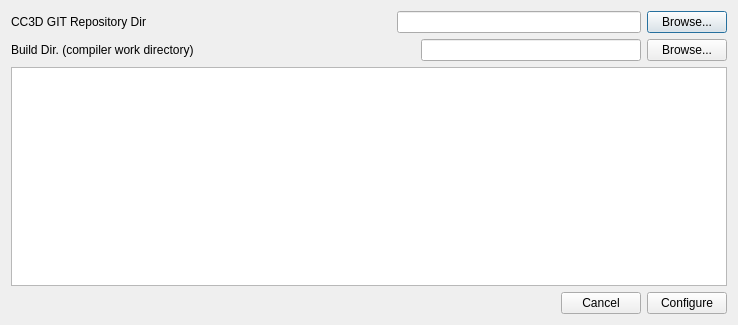
The window that cc3d/twedit5/Plugins/CC3DCPPHelper/dev_zone.ui (CompuCell3D/cc3d-twedit5) describes before a commit, drawn with Qt 5.
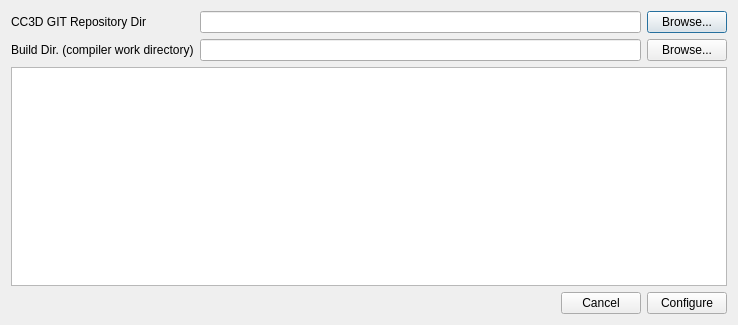
The same window after the commit.

Commit message: integrated automatic developer zone configuration - works on OSX for now

```diff
--- a/cc3d/twedit5/Plugins/CC3DCPPHelper/dev_zone.ui
+++ b/cc3d/twedit5/Plugins/CC3DCPPHelper/dev_zone.ui
@@ -13,10 +13,12 @@
   <property name="windowTitle">
    <string>DeveloperZone Configuration</string>
   </property>
-  <layout class="QVBoxLayout" name="verticalLayout">
+  <layout class="QVBoxLayout" name="verticalLayout_4">
    <item>
     <layout class="QHBoxLayout" name="horizontalLayout">
      <item>
+      <layout class="QVBoxLayout" name="verticalLayout">
+       <item>
       <widget class="QLabel" name="label">
        <property name="text">
         <string>CC3D GIT Repository Dir</string>
@@ -24,55 +26,22 @@
       </widget>
      </item>
      <item>
-      <spacer name="horizontalSpacer">
-       <property name="orientation">
-        <enum>Qt::Horizontal</enum>
-       </property>
-       <property name="sizeHint" stdset="0">
-        <size>
-         <width>40</width>
-         <height>20</height>
-        </size>
-       </property>
-      </spacer>
-     </item>
-     <item>
-      <widget class="QLineEdit" name="cc3d_git_dir_LE">
-       <property name="toolTip">
-        <string>&lt;html&gt;&lt;head/&gt;&lt;body&gt;&lt;p&gt;Specify path where you have cloned CC3D git repository (top level)&lt;/p&gt;&lt;/body&gt;&lt;/html&gt;</string>
-       </property>
-      </widget>
-     </item>
-     <item>
-      <widget class="QPushButton" name="cc3d_git_browse_PB">
-       <property name="text">
-        <string>Browse...</string>
-       </property>
-      </widget>
-     </item>
-    </layout>
-   </item>
-   <item>
-    <layout class="QHBoxLayout" name="horizontalLayout_2">
-     <item>
       <widget class="QLabel" name="label_2">
        <property name="text">
         <string>Build Dir. (compiler work directory)</string>
        </property>
       </widget>
      </item>
+      </layout>
+     </item>
      <item>
-      <spacer name="horizontalSpacer_2">
-       <property name="orientation">
-        <enum>Qt::Horizontal</enum>
-       </property>
-       <property name="sizeHint" stdset="0">
-        <size>
-         <width>40</width>
-         <height>20</height>
-        </size>
-       </property>
-      </spacer>
+      <layout class="QVBoxLayout" name="verticalLayout_2">
+       <item>
+        <widget class="QLineEdit" name="cc3d_git_dir_LE">
+         <property name="toolTip">
+          <string>&lt;html&gt;&lt;head/&gt;&lt;body&gt;&lt;p&gt;Specify path where you have cloned CC3D git repository (top level)&lt;/p&gt;&lt;/body&gt;&lt;/html&gt;</string>
+         </property>
+        </widget>
      </item>
      <item>
       <widget class="QLineEdit" name="build_dir_LE">
@@ -81,6 +50,17 @@
        </property>
       </widget>
      </item>
+      </layout>
+     </item>
+     <item>
+      <layout class="QVBoxLayout" name="verticalLayout_3">
+       <item>
+        <widget class="QPushButton" name="cc3d_git_browse_PB">
+         <property name="text">
+          <string>Browse...</string>
+         </property>
+        </widget>
+       </item>
      <item>
       <widget class="QPushButton" name="build_dir_browse_PB">
        <property name="text">
@@ -90,6 +70,8 @@
      </item>
     </layout>
    </item>
+    </layout>
+   </item>
    <item>
     <widget class="QTextEdit" name="dev_zone_status_TE">
      <property name="readOnly">
```
Left out of the diff: 23 changed lines with no effect on the pictures. Lines whose indentation alone changed are shown as unchanged. The commit also changes 3 other files.
